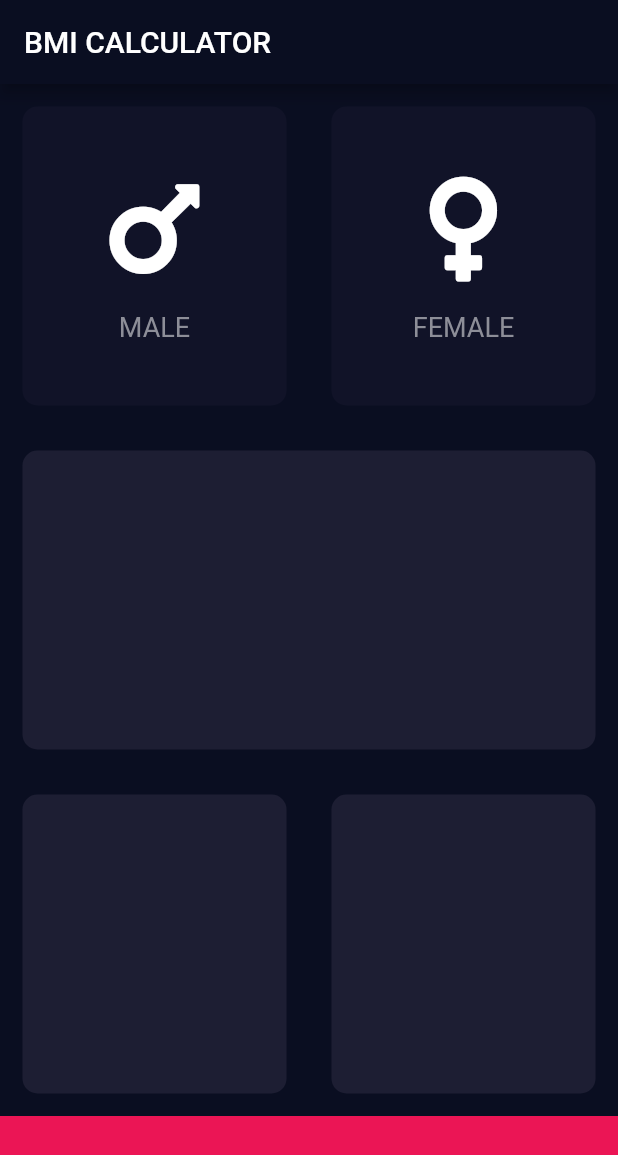
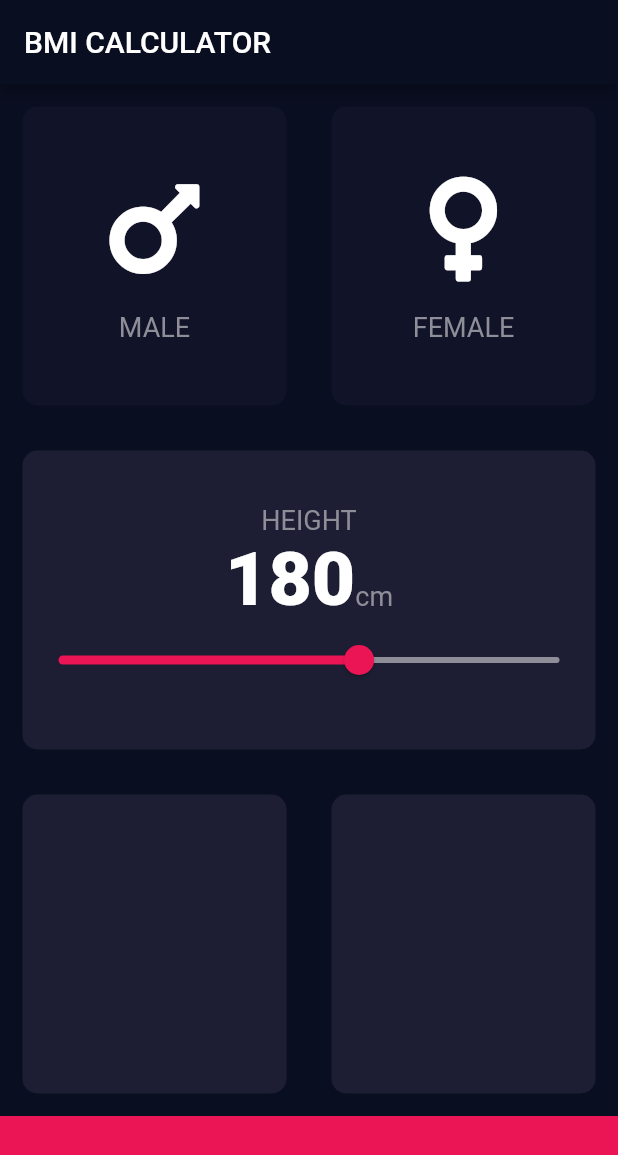
Before and after one commit to novelworm777/flutter-examples, a Flutter app: the screen it shows after launch, on a phone screen of 412 x 824 dp. Shown: the top 1155 px of the screen. Run offline on Flutter 3.47's test engine with Material 2 defaults, Android fonts, the light colour scheme and no system bars; our stand-ins replace audioplayers, font_awesome_flutter, rflutter_alert.

Commit message:
The Flutter Slider Widget

```diff
--- /dev/null
+++ b/bmi-calculator-flutter/lib/constants.dart
@@ -0,0 +1,16 @@
+import 'package:flutter/material.dart';
+
+const kActiveCardColour = Color(0xFF1D1E33);
+const kInactiveCardColour = Color(0xFF111328);
+const kBottomContainerHeight = 80.0;
+const kBottomContainerColour = Color(0xFFEB1555);
+
+const kLabelTextStyle = TextStyle(
+  fontSize: 18.0,
+  color: Color(0xFF8D8E98),
+);
+
+const kNumberTextStyle = TextStyle(
+  fontSize: 50.0,
+  fontWeight: FontWeight.w900,
+);
--- a/bmi-calculator-flutter/lib/icon_content.dart
+++ b/bmi-calculator-flutter/lib/icon_content.dart
@@ -1,9 +1,6 @@
 import 'package:flutter/material.dart';
 
-const labelTextStyle = TextStyle(
-  fontSize: 18.0,
-  color: Color(0xFF8D8E98),
-);
+import 'constants.dart';
 
 class IconContent extends StatelessWidget {
   final IconData icon;
@@ -25,7 +22,7 @@
         ),
         Text(
           label,
-          style: labelTextStyle,
+          style: kLabelTextStyle,
         ),
       ],
     );
--- a/bmi-calculator-flutter/lib/input_page.dart
+++ b/bmi-calculator-flutter/lib/input_page.dart
@@ -1,13 +1,9 @@
 import 'package:flutter/material.dart';
 import 'package:font_awesome_flutter/font_awesome_flutter.dart';
 
+import 'constants.dart';
 import 'icon_content.dart';
 import 'reusable_card.dart';
-
-const activeCardColour = Color(0xFF1D1E33);
-const inactiveCardColour = Color(0xFF111328);
-const bottomContainerHeight = 80.0;
-const bottomContainerColour = Color(0xFFEB1555);
 
 enum Gender {
   male,
@@ -21,6 +17,7 @@
 
 class _InputPageState extends State<InputPage> {
   Gender selectedGender;
+  int height = 180;
 
   @override
   Widget build(BuildContext context) {
@@ -29,6 +26,7 @@
         title: Text('BMI CALCULATOR'),
       ),
       body: Column(
+        crossAxisAlignment: CrossAxisAlignment.stretch,
         children: [
           Expanded(
             child: Row(
@@ -45,8 +43,8 @@
                       label: 'MALE',
                     ),
                     colour: selectedGender == Gender.male
-                        ? activeCardColour
-                        : inactiveCardColour,
+                        ? kActiveCardColour
+                        : kInactiveCardColour,
                   ),
                 ),
                 Expanded(
@@ -61,8 +59,8 @@
                       label: 'FEMALE',
                     ),
                     colour: selectedGender == Gender.female
-                        ? activeCardColour
-                        : inactiveCardColour,
+                        ? kActiveCardColour
+                        : kInactiveCardColour,
                   ),
                 ),
               ],
@@ -70,7 +68,43 @@
           ),
           Expanded(
             child: ReusableCard(
-              colour: activeCardColour,
+              colour: kActiveCardColour,
+              cardChild: Column(
+                mainAxisAlignment: MainAxisAlignment.center,
+                children: [
+                  Text(
+                    "HEIGHT",
+                    style: kLabelTextStyle,
+                  ),
+                  Row(
+                    mainAxisAlignment: MainAxisAlignment.center,
+                    crossAxisAlignment: CrossAxisAlignment.baseline,
+                    textBaseline: TextBaseline.alphabetic,
+                    children: [
+                      Text(
+                        height.toString(),
+                        style: kNumberTextStyle,
+                      ),
+                      Text(
+                        "cm",
+                        style: kLabelTextStyle,
+                      ),
+                    ],
+                  ),
+                  Slider(
+                    value: height.toDouble(),
+                    min: 120.0,
+                    max: 220.0,
+                    activeColor: Color(0xFFEB1555),
+                    inactiveColor: Color(0xFF8D8E98),
+                    onChanged: (double newValue) {
+                      setState(() {
+                        height = newValue.round();
+                      });
+                    },
+                  ),
+                ],
+              ),
             ),
           ),
           Expanded(
@@ -78,21 +112,21 @@
               children: [
                 Expanded(
                   child: ReusableCard(
-                    colour: activeCardColour,
+                    colour: kActiveCardColour,
                   ),
                 ),
                 Expanded(
                   child: ReusableCard(
-                    colour: activeCardColour,
+                    colour: kActiveCardColour,
                   ),
                 ),
               ],
             ),
           ),
           Container(
-            color: bottomContainerColour,
+            color: kBottomContainerColour,
             width: double.infinity,
-            height: bottomContainerHeight,
+            height: kBottomContainerHeight,
           )
         ],
       ),
```
